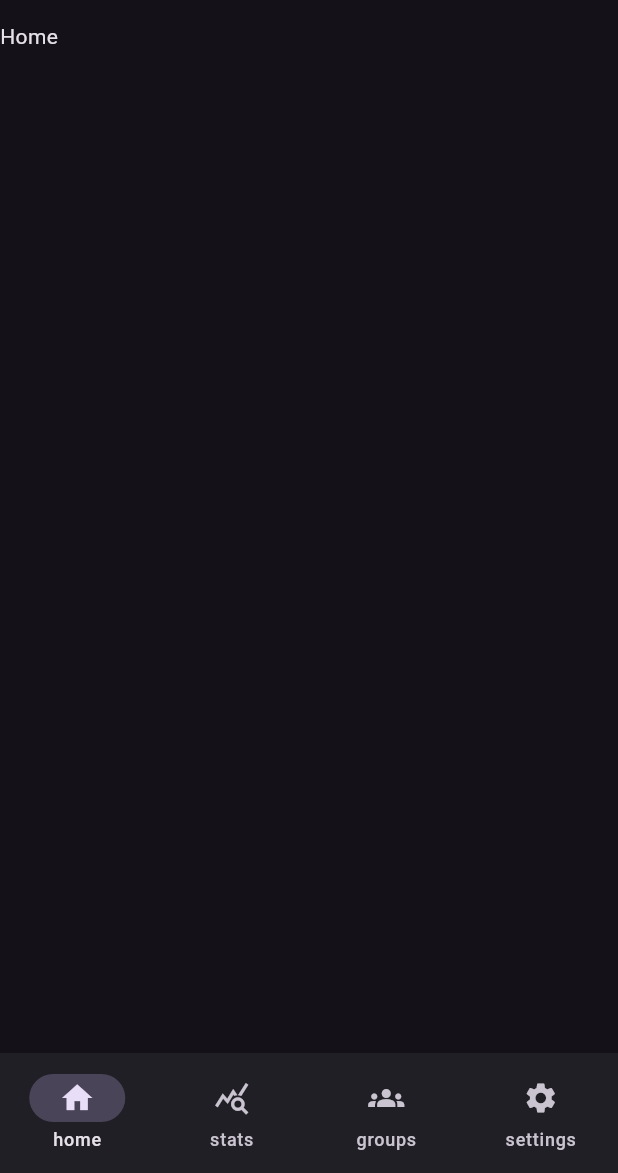
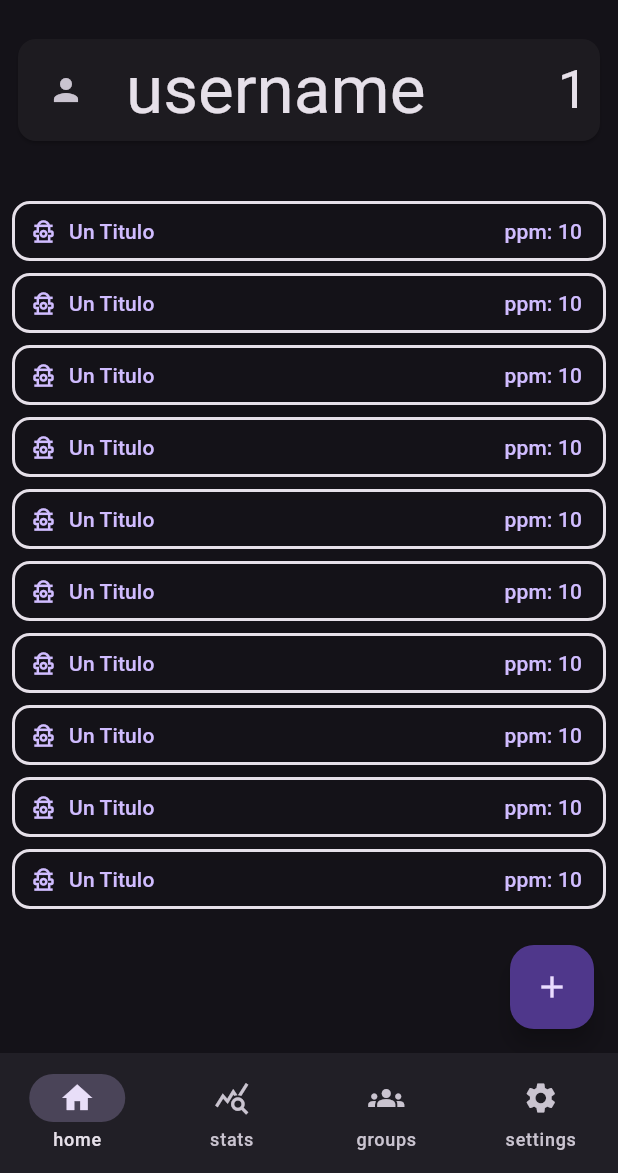
Before and after one commit to matifere/task_tamer, a Flutter app: the HomePage screen opened directly, on a phone screen of 412 x 824 dp, the part 63-1236 px from its top. Run offline on Flutter 3.47's test engine with Material 3 defaults, Android fonts, the phone set to English and light mode, and no system bars; our stand-ins replace flutter_bloc, flutter_dotenv, supabase_flutter; accounts and stored records are empty.

Commit message:
paginas principales
muy a groso modo eh

```diff
--- /dev/null
+++ b/lib/InHome/TasksWidgets/simple_user_stats.dart
@@ -0,0 +1,39 @@
+import 'package:flutter/material.dart';
+
+class SimpleUserStats extends StatelessWidget {
+  const SimpleUserStats({super.key});
+
+  @override
+  Widget build(BuildContext context) {
+    return Padding(
+      padding: const EdgeInsets.all(8.0),
+      child: Card(
+        child: Padding(
+          padding: const EdgeInsets.all(8.0),
+          child: Row(
+            spacing: 16,
+            children: [
+              IconButton(icon: Icon(Icons.person), onPressed: () {}),
+              Text(
+                "username",
+                style: Theme.of(context).textTheme.displayMedium,
+              ),
+              Spacer(),
+              Stack(
+                alignment: AlignmentGeometry.center,
+                children: [
+                  Center(
+                    child: Text(
+                      "1",
+                      style: Theme.of(context).textTheme.displaySmall,
+                    ),
+                  ),
+                ],
+              ),
+            ],
+          ),
+        ),
+      ),
+    );
+  }
+}
--- /dev/null
+++ b/lib/InHome/TasksWidgets/task_tile.dart
@@ -0,0 +1,68 @@
+import 'package:flutter/material.dart';
+
+class TaskTile extends StatelessWidget {
+  TaskTile({super.key});
+  @override
+  Widget build(BuildContext context) {
+    return TextButton.icon(
+      style: TextButton.styleFrom(
+        shape: RoundedRectangleBorder(
+          borderRadius: BorderRadius.circular(12.0), // Adjust the radius
+          side: BorderSide(
+            color: Theme.of(context).colorScheme.onSurface,
+            width: 2,
+          ),
+        ),
+      ),
+      iconAlignment: IconAlignment.start,
+      onLongPress: () {
+        showModalBottomSheet(
+          context: context,
+          builder: (context) => Center(
+            child: Column(
+              spacing: 8,
+              mainAxisSize: MainAxisSize.min,
+              children: [
+                Text(
+                  'Task Settings',
+                  style: Theme.of(context).textTheme.displayMedium,
+                ),
+                Text("Edit or delete this task"),
+                FilledButton.icon(
+                  onPressed: () {},
+                  label: Text("Edit"),
+                  icon: Icon(Icons.edit),
+                ),
+                FilledButton.icon(
+                  style: FilledButton.styleFrom(
+                    backgroundColor: Theme.of(context).colorScheme.error,
+                  ),
+                  onPressed: () {},
+                  label: Text("Delete"),
+                  icon: Icon(Icons.delete),
+                ),
+                TextButton.icon(
+                  onPressed: () => Navigator.of(context).pop(),
+                  label: Text("Cancel"),
+                  icon: Icon(Icons.cancel),
+                ),
+              ],
+            ),
+          ),
+        );
+      },
+      onPressed: () {
+        // ignore: avoid_print
+        print("iniciar tarea");
+      },
+      label: Align(
+        alignment: AlignmentGeometry.centerStart,
+        child: Row(
+          mainAxisAlignment: MainAxisAlignment.spaceBetween,
+          children: [Text("Un Titulo"), Text("ppm: 10")],
+        ),
+      ),
+      icon: Icon(Icons.fire_hydrant_alt_outlined),
+    );
+  }
+}
--- /dev/null
+++ b/lib/InHome/tasks_page.dart
@@ -0,0 +1,48 @@
+import 'package:flutter/material.dart';
+import 'package:task_tamer/InHome/TasksWidgets/simple_user_stats.dart';
+import 'package:task_tamer/InHome/TasksWidgets/task_tile.dart';
+
+class TasksPage extends StatelessWidget {
+  TasksPage({super.key});
+  final List<TaskTile> tasks = List.generate(10, (value) => TaskTile());
+
+  @override
+  Widget build(BuildContext context) {
+    return Scaffold(
+      floatingActionButton: tasks.isEmpty
+          ? null
+          : FloatingActionButton(
+              onPressed: () {},
+              heroTag: "add",
+              child: Icon(Icons.add),
+            ),
+      body: Column(
+        mainAxisSize: MainAxisSize.min,
+        spacing: 16,
+        children: [
+          SimpleUserStats(),
+          tasks.isEmpty
+              ? Column(
+                  spacing: 16,
+                  children: [
+                    Center(child: Text('No tasks yet')),
+                    FilledButton(
+                      onPressed: () {},
+                      child: Text("Create new task"),
+                    ),
+                  ],
+                )
+              : Expanded(
+                  child: ListView.builder(
+                    padding: EdgeInsets.all(8),
+                    itemCount: tasks.length,
+                    itemBuilder: (context, index) {
+                      return tasks[index];
+                    },
+                  ),
+                ),
+        ],
+      ),
+    );
+  }
+}
--- a/lib/home_page.dart
+++ b/lib/home_page.dart
@@ -2,7 +2,11 @@ import 'package:flutter/material.dart';
 import 'package:flutter_bloc/flutter_bloc.dart';
 import 'package:supabase_flutter/supabase_flutter.dart';
 import 'package:task_tamer/Auth/supa_auth_class.dart';
+import 'package:task_tamer/InHome/groups_page.dart';
+import 'package:task_tamer/InHome/settings_page.dart';
+import 'package:task_tamer/InHome/stats_page.dart';
 import 'package:task_tamer/landing.dart';
+import 'package:task_tamer/InHome/tasks_page.dart';
 
 class HomePage extends StatelessWidget {
   HomePage({super.key});
@@ -14,21 +18,30 @@ class HomePage extends StatelessWidget {
       create: (context) => NavStateCubit(),
       child: BlocBuilder<NavStateCubit, int>(
         builder: (context, state) {
+          // Obtenemos la referencia al Cubit actual
+          final navCubit = context.read<NavStateCubit>();
+
           return Scaffold(
-            appBar: AppBar(title: Text('Task Tamer')),
-            body: <Widget>[
-              //TODO agregar paginas
-              Text('Home'),
-              Text('Stats'),
-              Text('Groups'),
-              Text('Settings'),
-            ][state],
+            appBar: AppBar(title: const Text('Task Tamer')),
+            body: PageView(
+              // Conectamos el controlador alojado en el Cubit
+              controller: navCubit.pageController,
+              // Desactivamos el deslizamiento táctil para mantener la sincronización simple por ahora
+              physics: const NeverScrollableScrollPhysics(),
+              children: [
+                TasksPage(),
+                StatsPage(),
+                GroupsPage(),
+                SettingsPage(),
+              ],
+            ),
             bottomNavigationBar: NavigationBar(
               selectedIndex: state,
               onDestinationSelected: (value) {
-                context.read<NavStateCubit>().changeIndex(value);
+                // Al tocar un ícono, el Cubit se encarga de la animación y del estado
+                navCubit.changeIndex(value);
               },
-              destinations: [
+              destinations: const [
                 NavigationDestination(icon: Icon(Icons.home), label: 'home'),
                 NavigationDestination(
                   icon: Icon(Icons.query_stats),
@@ -49,44 +62,25 @@ class HomePage extends StatelessWidget {
       ),
     );
   }
-
-  FilledButton logOut(BuildContext context) {
-    return FilledButton(
-      onPressed: () async {
-        String res = await SupaAuthClass().logOut();
-        if (res != 'Ok') {
-          if (!context.mounted) {
-            return;
-          }
-          ScaffoldMessenger.of(context).showMaterialBanner(
-            MaterialBanner(
-              content: Text(res),
-              actions: [
-                FilledButton(
-                  onPressed: () =>
-                      ScaffoldMessenger.of(context).hideCurrentMaterialBanner(),
-                  child: Text('Ok'),
-                ),
-              ],
-            ),
-          );
-        } else {
-          if (!context.mounted) {
-            return;
-          }
-          Navigator.of(
-            context,
-          ).pushReplacement(MaterialPageRoute(builder: (context) => Landing()));
-        }
-      },
-      child: Text('Log out'),
-    );
-  }
 }
 
 class NavStateCubit extends Cubit<int> {
   NavStateCubit() : super(0);
+
+  final PageController pageController = PageController();
+
   void changeIndex(int index) {
+    pageController.animateToPage(
+      index,
+      duration: const Duration(milliseconds: 200),
+      curve: Curves.decelerate,
+    );
     emit(index);
   }
+
+  @override
+  Future<void> close() {
+    pageController.dispose();
+    return super.close();
+  }
 }
```
Also changed, not shown: lib/InHome/groups_page.dart (added, +16 -0 lines), lib/InHome/settings_page.dart (added, +47 -0 lines), lib/InHome/stats_page.dart (added, +18 -0 lines).
